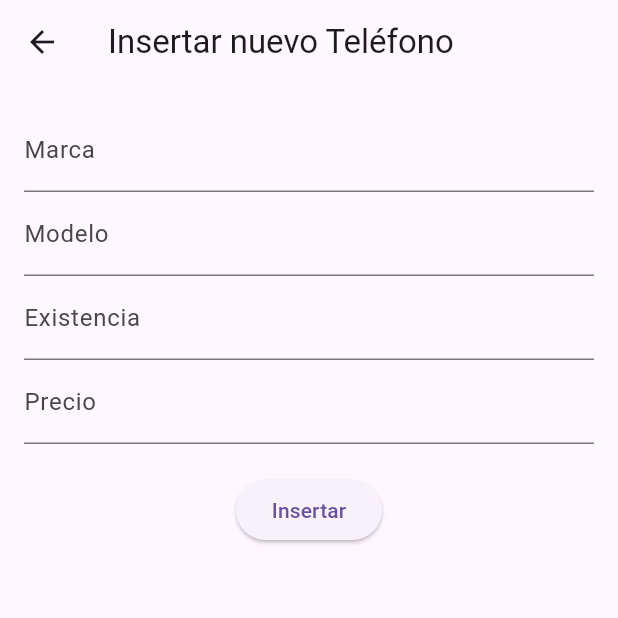
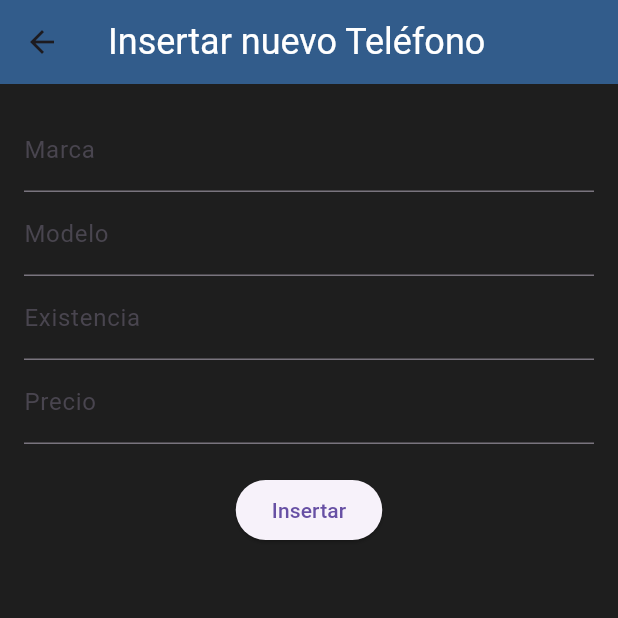
Before and after one commit to JJgithubUT/flutter_app_bd_test, a Flutter app: the screen it shows after launch, after a tap on the "add" icon, on a phone screen of 412 x 824 dp, the top half of it. Run offline on Flutter 3.47's test engine with Material 3 defaults, Android fonts, the phone set to English and light mode, and no system bars; missing offline and left inert: mongo_dart.

Commit message:
25-2-25 Theme añadidos, temas cambiados.

```diff
--- a/lib/main.dart
+++ b/lib/main.dart
@@ -1,6 +1,7 @@
 import 'package:flutter/material.dart';
 import 'package:flutter_app_bd_1/services/mongo_service.dart';
 import 'package:flutter_app_bd_1/screens/phones_screen.dart';
+import 'package:flutter_app_bd_1/widgets/theme.dart';
 
 void main() async {
   WidgetsFlutterBinding.ensureInitialized();
@@ -14,9 +15,10 @@ class MainApp extends StatelessWidget {
 
   @override
   Widget build(BuildContext context) {
-    return const MaterialApp(
+    return MaterialApp(
       debugShowCheckedModeBanner: false,
-      home: PhoneScreen(),
+      theme: tema1(),
+      home: const PhoneScreen(),
     );
   }
 }
--- a/lib/screens/phones_screen.dart
+++ b/lib/screens/phones_screen.dart
@@ -1,6 +1,6 @@
 import 'package:flutter/material.dart';
 import 'package:flutter_app_bd_1/models/phone_model.dart';
-import 'package:flutter_app_bd_1/services/insert_phone_screen.dart';
+import 'package:flutter_app_bd_1/screens/insert_phone_screen.dart';
 import 'package:flutter_app_bd_1/services/mongo_service.dart';
 import 'package:mongo_dart/mongo_dart.dart' as mongo;
 
@@ -150,7 +150,10 @@ class _PhoneScreenState extends State<PhoneScreen> {
   ListTile oneTile(PhoneModel phone) {
     return ListTile(
       leading: const Icon(Icons.phone_android),
-      title: Text(phone.marca),
+      title: Text(
+        phone.marca,
+        style: Theme.of(context).textTheme.headlineSmall,
+        ),
       subtitle: Column(
         mainAxisSize: MainAxisSize.min,
         crossAxisAlignment: CrossAxisAlignment.start,
--- /dev/null
+++ b/lib/widgets/theme.dart
@@ -0,0 +1,38 @@
+import 'package:flutter/material.dart';
+
+ThemeData tema1() {
+  return ThemeData(
+    scaffoldBackgroundColor: Color(0xFF1E1E1E), // Dark grey background
+    primaryColor: Color.fromARGB(255, 50, 92, 139), // Deep Purple
+    appBarTheme: AppBarTheme(
+      backgroundColor: Color.fromARGB(255, 50, 92, 139),
+      titleTextStyle: TextStyle(
+        color: Colors.white,
+        fontSize: 24,
+      ),
+      toolbarTextStyle: TextStyle(
+        color: Colors.white,
+        fontSize: 20,
+      ),
+    ),
+    textTheme: const TextTheme(
+      // Titulos pequeños
+      headlineSmall: TextStyle(
+        color: Colors.teal,
+        fontWeight: FontWeight.bold,
+        fontSize: 20,
+      ),
+      // Texto informativo 1
+      bodyMedium: TextStyle(
+        color: Color.fromARGB(255, 141, 193, 188),
+        fontWeight: FontWeight.bold,
+        fontSize: 16,
+      ),
+      bodySmall: TextStyle(
+        color: Colors.white,
+        fontWeight: FontWeight.bold,
+        fontSize: 14,
+      )
+    ),
+  );
+}
```
Also changed, not shown: lib/screens/insert_phone_screen.dart (renamed from lib/services/insert_phone_screen.dart).
